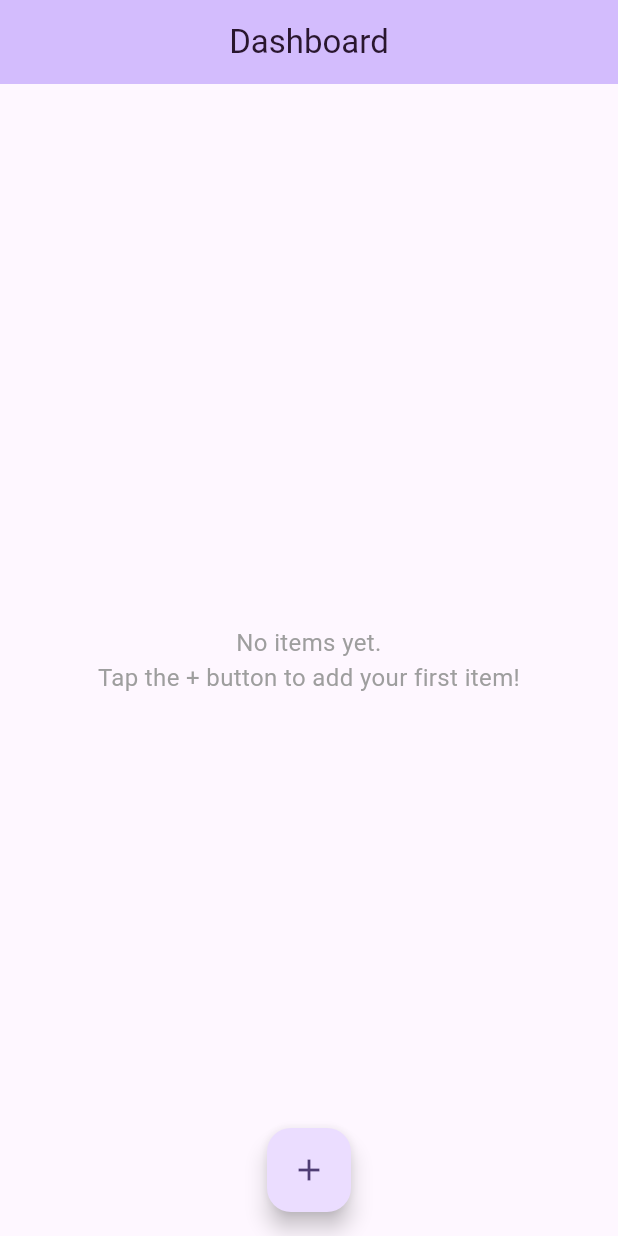
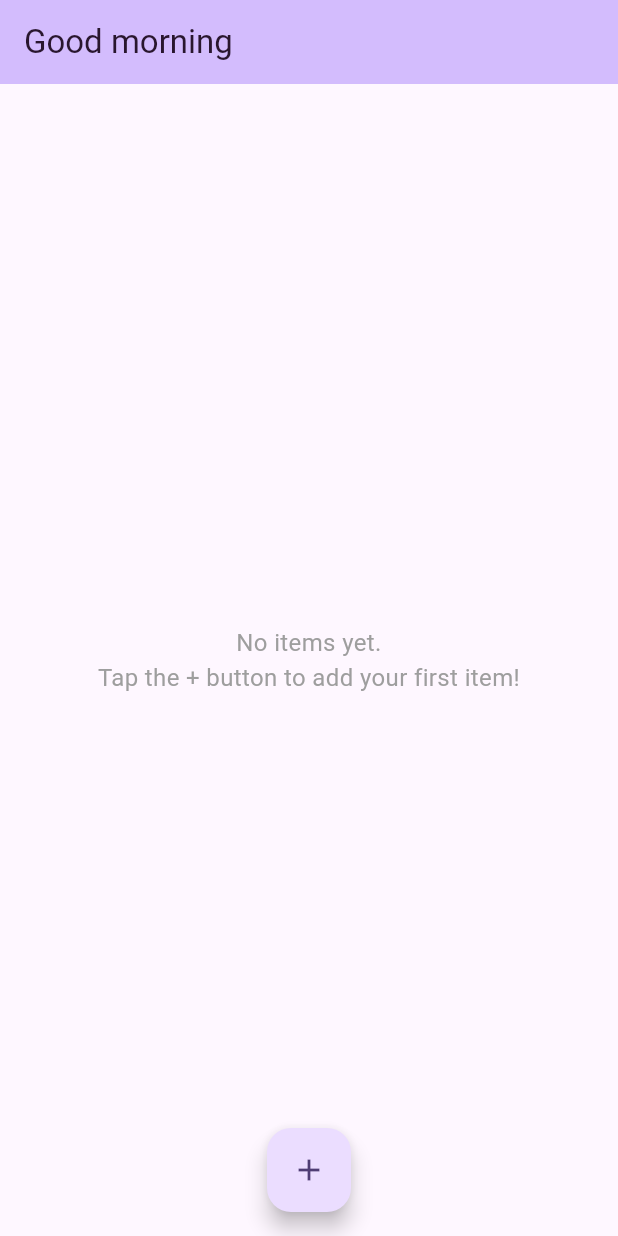
Before and after one commit to gourabporey/recallist, a Flutter app: the screen it shows after launch, on a phone screen of 412 x 824 dp. Run offline on Flutter 3.47's test engine with Material 3 defaults, Android fonts, the phone set to English and light mode, and no system bars; our stand-ins replace flutter_local_notifications, get_it, hive, hive_flutter, timezone; accounts and stored records are empty.

```diff
--- a/lib/main.dart
+++ b/lib/main.dart
@@ -40,6 +40,18 @@ class MyHomePage extends StatefulWidget {
 
   @override
   State<MyHomePage> createState() => _MyHomePageState();
+}
+
+String getSaluation() {
+  final now = DateTime.now();
+  final hour = now.hour;
+  if (hour < 12) {
+    return 'Good morning';
+  } else if (hour < 18) {
+    return 'Good afternoon';
+  } else {
+    return 'Good evening';
+  }
 }
 
 class _MyHomePageState extends State<MyHomePage>
@@ -91,15 +103,16 @@ class _MyHomePageState extends State<MyHomePage>
     final todayItems = getTodayItems(_items);
     final tomorrowItems = getTomorrowItems(_items);
     final upcomingItems = getUpcomingItems(_items);
+    final salutation = getSaluation();
 
     return Scaffold(
       appBar: AppBar(
         backgroundColor: Theme.of(context).colorScheme.inversePrimary,
-        title: const Text(
-          'Dashboard',
+        title: Text(
+          salutation,
           style: TextStyle(color: Color.fromARGB(255, 41, 22, 46)),
         ),
-        centerTitle: true,
+        centerTitle: false,
         bottom: _isLoading || _items.isEmpty || _tabController == null
             ? null
             : TabBar(
```
Also changed, not shown: lib/features/items/detail/item_detail_screen.dart (+5 -3 lines), lib/features/items/detail/widgets/revision_timeline.dart (+6 -5 lines).
